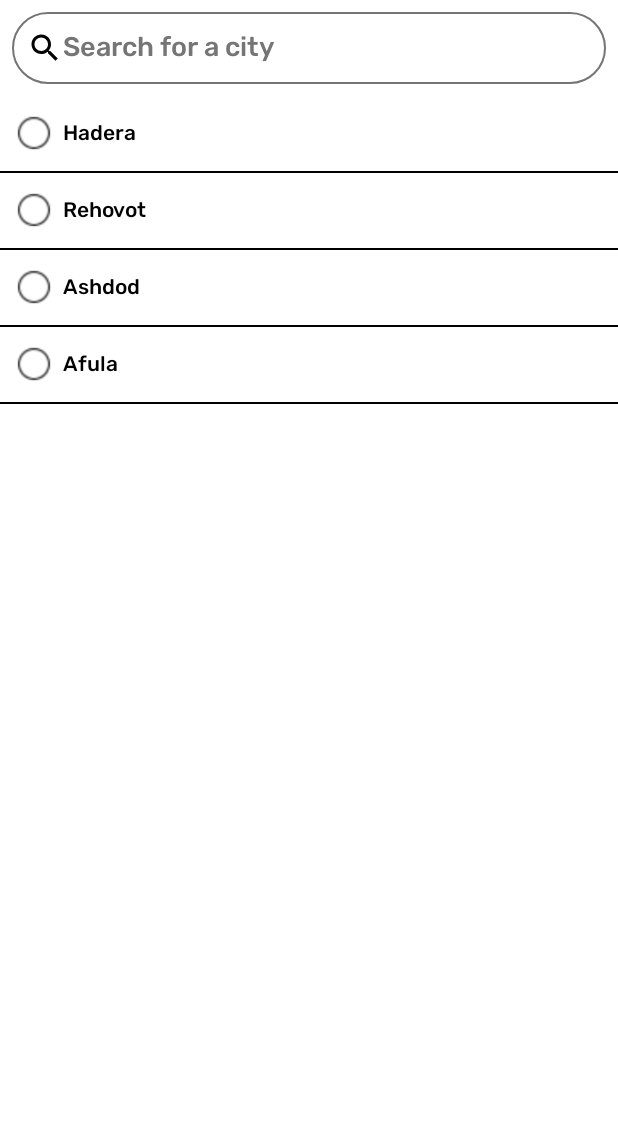
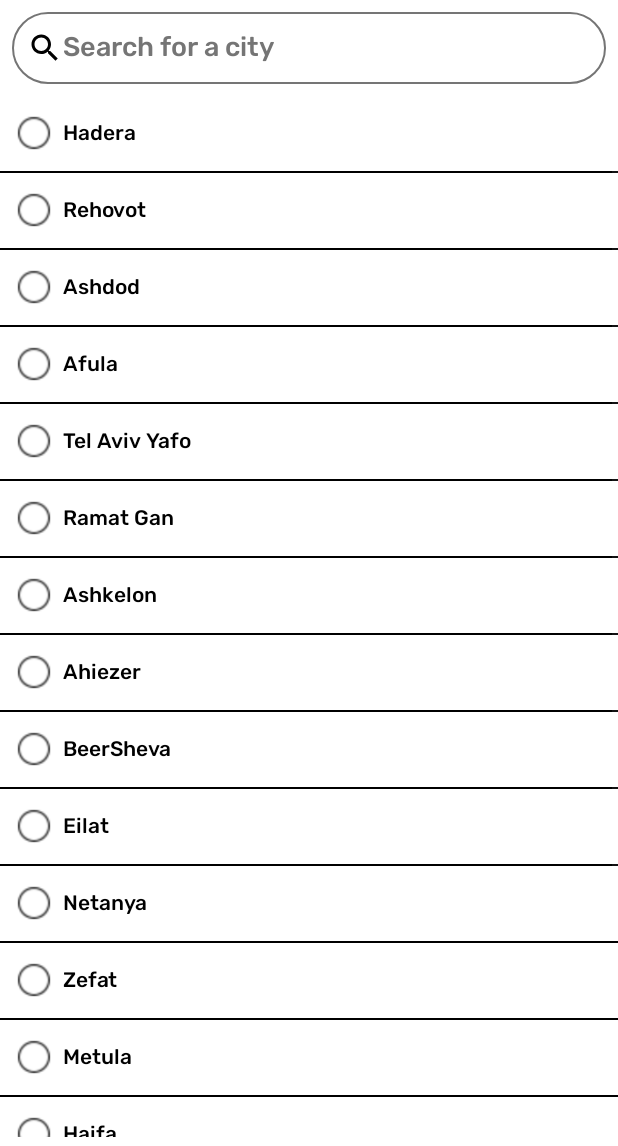
Before and after one commit to yaron919/AndroidNavigationFinalProject, an Android app: the AreasActivity screen opened directly, with no data from a screen before it, on a phone screen of 412 x 824 dp, the part 90-1236 px from its top. Run offline under Robolectric (Android 15) with nearby library versions, the phone set to English and light mode, and no system bars; our stand-ins replace Volley; libraries missing offline, so code that uses them is left out: io.paperdb; network calls fail; 10 statements that could not run were skipped.

Commit message:
Added more cities to the list of notif areas

```diff
--- a/app/src/main/res/values/cities.xml
+++ b/app/src/main/res/values/cities.xml
@@ -5,5 +5,19 @@
         <item>Rehovot@182</item>
         <item>Ashdod@271</item>
         <item>Afula@90</item>
+        <item>Tel Aviv Yafo@231</item>
+        <item>Ramat Gan@161</item>
+        <item>Ashkelon@246</item>
+        <item>Ahiezer@174</item>
+        <item>BeerSheva@291</item>
+        <item>Eilat@311</item>
+        <item>Netanya@138</item>
+        <item>Zefat@49</item>
+        <item>Metula@26</item>
+        <item>Haifa@78</item>
+        <item>Modiin@181</item>
+        <item>Holon@162</item>
+        <item>Petah Tikva@168</item>
+        <item>Tiberias@56</item>
     </string-array>
 </resources>
```
Also changed, not shown: 2 other files.
